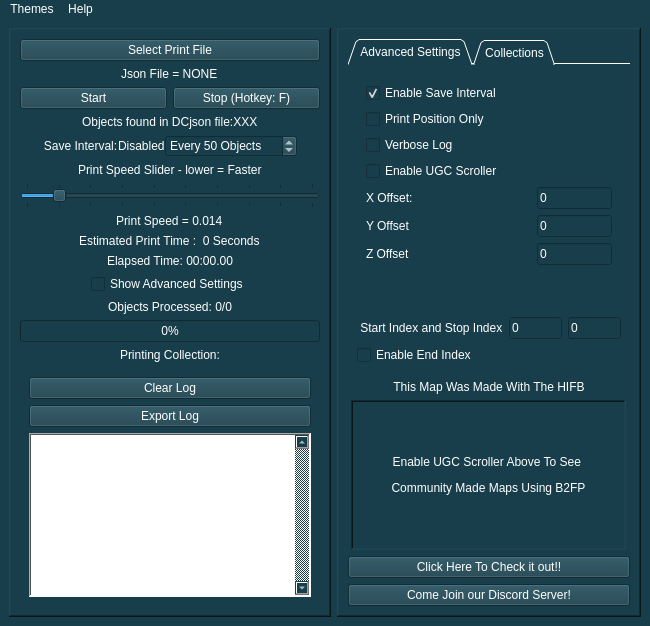
This is Halo Infinite Forge Bot/Main/Gui.ui in TubbyMcFatDuck/Halo-Infinite-Blender-2-Forge-Printer as Qt 5 draws it before an edit. The edited form follows.
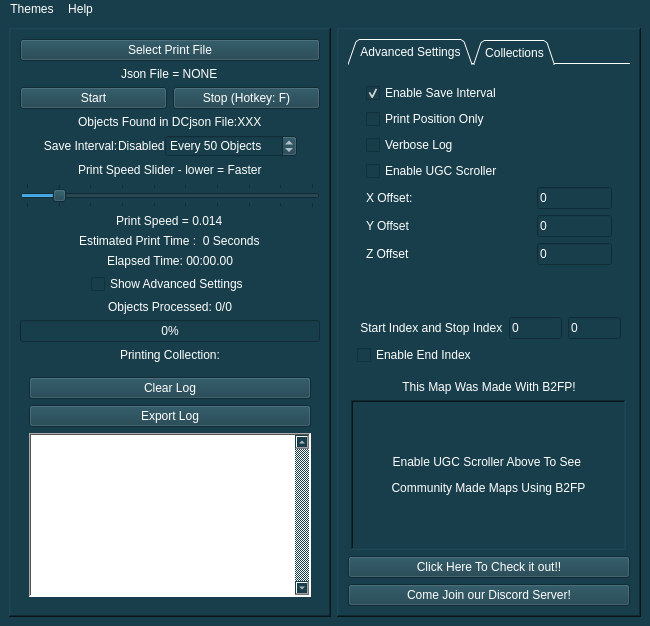
This is the edited form. Icons and pictures are not drawn.

What changed in the file:
```diff
--- a/Halo Infinite Forge Bot/Main/Gui.ui
+++ b/Halo Infinite Forge Bot/Main/Gui.ui
@@ -180,7 +180,7 @@
            <item alignment="Qt::AlignHCenter">
             <widget class="QLabel" name="objectCountLabel">
              <property name="text">
-              <string>Objects found in DCjson file:XXX</string>
+              <string>Objects Found in DCjson File:XXX</string>
              </property>
             </widget>
            </item>
@@ -893,7 +893,7 @@
          <item>
           <widget class="QLabel" name="label">
            <property name="text">
-            <string>This Map Was Made With The HIFB</string>
+            <string>This Map Was Made With B2FP!</string>
            </property>
            <property name="textFormat">
             <enum>Qt::AutoText</enum>
```
